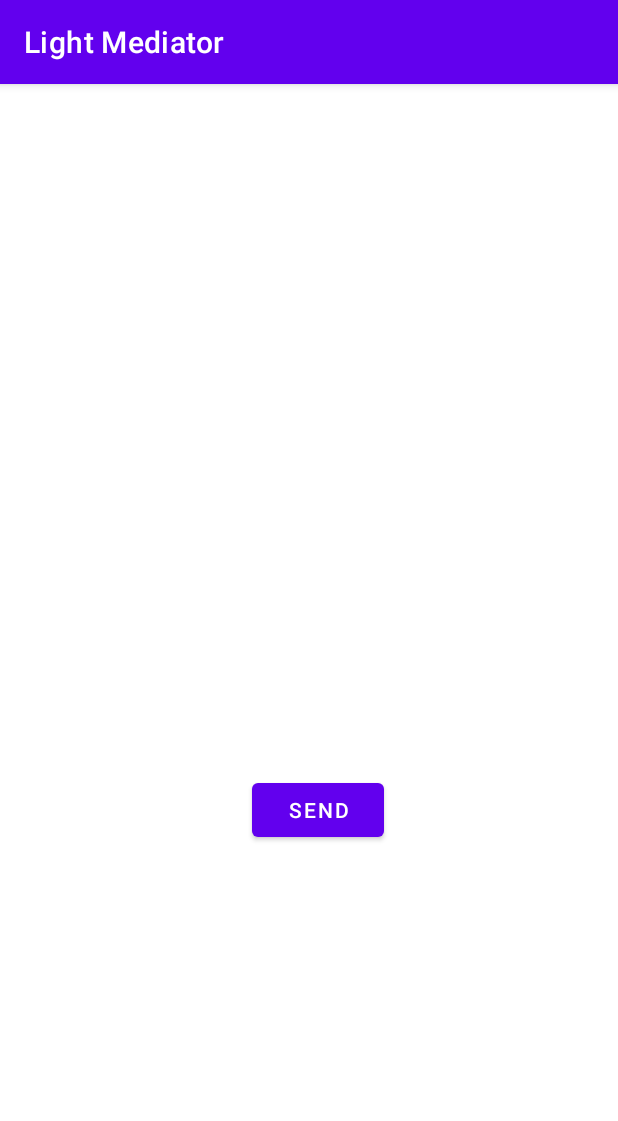
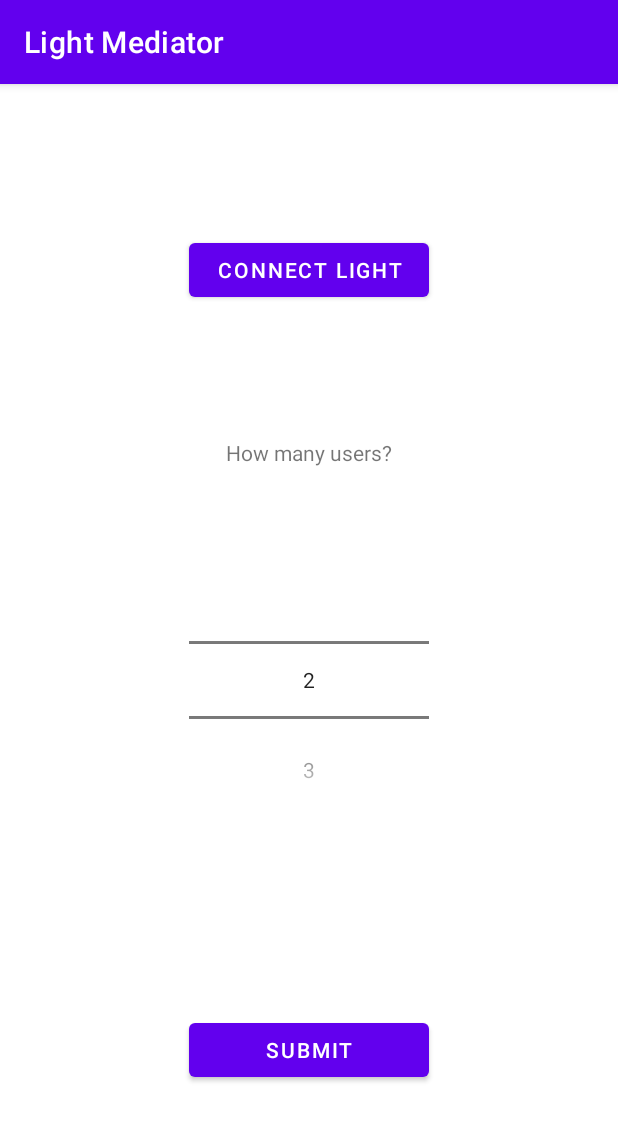
Before and after one commit to susmonteiro/LightMediatorApp, an Android app: the screen it shows after launch (BluetoothActivity before the commit, MainActivity after it), on a phone screen of 412 x 824 dp. Shown: the top 1121 px of the screen. Run offline under Robolectric (Android 15) with nearby library versions, the phone set to English and light mode, and no system bars.

Commit message:
Initializing bluetooth with connect button

```diff
--- a/app/src/main/res/layout/activity_bluetooth.xml
+++ b/app/src/main/res/layout/activity_bluetooth.xml
@@ -6,36 +6,4 @@
     android:layout_height="match_parent"
     tools:context="ami.proj.lightmediator.BluetoothActivity">
 
-    <TextView
-        android:id="@+id/unable_text"
-        android:visibility="invisible"
-        android:layout_width="wrap_content"
-        android:layout_height="wrap_content"
-        android:layout_marginStart="145dp"
-        android:layout_marginTop="300dp"
-        android:text="Unable to find device"
-        app:layout_constraintStart_toStartOf="parent"
-        app:layout_constraintTop_toTopOf="parent" />
-
-    <TextView
-        android:id="@+id/searching_text"
-        android:visibility="invisible"
-        android:layout_width="wrap_content"
-        android:layout_height="wrap_content"
-        android:layout_marginStart="145dp"
-        android:layout_marginTop="300dp"
-        android:text="Searching for device"
-        app:layout_constraintStart_toStartOf="parent"
-        app:layout_constraintTop_toTopOf="parent" />
-
-    <Button
-        android:id="@+id/button"
-        android:layout_width="wrap_content"
-        android:layout_height="wrap_content"
-        android:layout_marginStart="168dp"
-        android:layout_marginBottom="260dp"
-        android:onClick="sendMessage"
-        android:text="Send"
-        app:layout_constraintBottom_toBottomOf="parent"
-        app:layout_constraintStart_toStartOf="parent" />
 </androidx.constraintlayout.widget.ConstraintLayout>
--- a/app/src/main/res/layout/activity_main.xml
+++ b/app/src/main/res/layout/activity_main.xml
@@ -6,26 +6,28 @@
     android:layout_height="match_parent"
     tools:context="ami.proj.lightmediator.MainActivity">
 
+    <NumberPicker
+        android:id="@+id/number_users_picker"
+        android:layout_width="160dp"
+        android:layout_height="wrap_content"
+        android:layout_marginTop="52dp"
+        android:orientation="horizontal"
+        app:layout_constraintEnd_toEndOf="parent"
+        app:layout_constraintHorizontal_bias="0.501"
+        app:layout_constraintStart_toStartOf="parent"
+        app:layout_constraintTop_toBottomOf="@id/number_users" />
+
     <TextView
         android:id="@+id/number_users"
         android:layout_width="wrap_content"
         android:layout_height="wrap_content"
-        android:layout_marginTop="100dp"
+        android:layout_marginTop="236dp"
         android:text="@string/number_users"
         app:layout_constraintEnd_toEndOf="parent"
         app:layout_constraintStart_toStartOf="parent"
         app:layout_constraintTop_toTopOf="parent" />
 
-    <NumberPicker
-        android:id="@+id/number_users_picker"
-        android:layout_width="160dp"
-        android:layout_height="wrap_content"
-        android:layout_marginTop="50dp"
-        android:orientation="horizontal"
-        app:layout_constraintEnd_toEndOf="parent"
-        app:layout_constraintStart_toStartOf="parent"
-        app:layout_constraintTop_toBottomOf="@id/number_users" />
-<TextView
+    <TextView
     android:id="@+id/text_loop"
     android:layout_width="wrap_content"
     android:layout_height="wrap_content"
@@ -39,8 +41,21 @@
         android:layout_marginBottom="100dp"
         android:text="@string/submit_button"
         android:enabled="false"
+        android:onClick="submit"
         app:layout_constraintBottom_toBottomOf="parent"
         app:layout_constraintEnd_toEndOf="parent"
         app:layout_constraintStart_toStartOf="parent" />
 
+    <Button
+        android:id="@+id/connect_button"
+        android:layout_width="160dp"
+        android:layout_height="wrap_content"
+        android:layout_marginTop="100dp"
+        android:enabled="true"
+        android:onClick="connect"
+        android:text="Connect light"
+        app:layout_constraintEnd_toEndOf="parent"
+        app:layout_constraintStart_toStartOf="parent"
+        app:layout_constraintTop_toTopOf="parent" />
+
 </androidx.constraintlayout.widget.ConstraintLayout>
--- a/app/src/main/res/values/strings.xml
+++ b/app/src/main/res/values/strings.xml
@@ -7,6 +7,6 @@
     <string name="end_conversation">End conversation</string>
     <string name="back">back</string>
     <string name="transcript">Transcript</string>
-    <string name="request_permission">Dear User,\nPlease allow us to use the microphone of your smart device.\nOtherwise this application is completely useless.\nThank you :)</string>
+    <string name="request_permission">Dear User,\nPlease allow us to use the microphone and bluetooth of your smart device.\nOtherwise this application is completely useless.\nThank you :)</string>
     <string name="give_permission">Give permission</string>
 </resources>
```
Also changed, not shown: app/src/main/AndroidManifest.xml (+5 -7 lines), app/src/main/java/ami/proj/lightmediator/BluetoothActivity.kt (+104 -97 lines), app/src/main/java/ami/proj/lightmediator/LightInterface.kt (added, +90 -0 lines), app/src/main/java/ami/proj/lightmediator/MainActivity.kt (+54 -19 lines), app/src/main/java/ami/proj/lightmediator/Store.java (added, +10 -0 lines).
